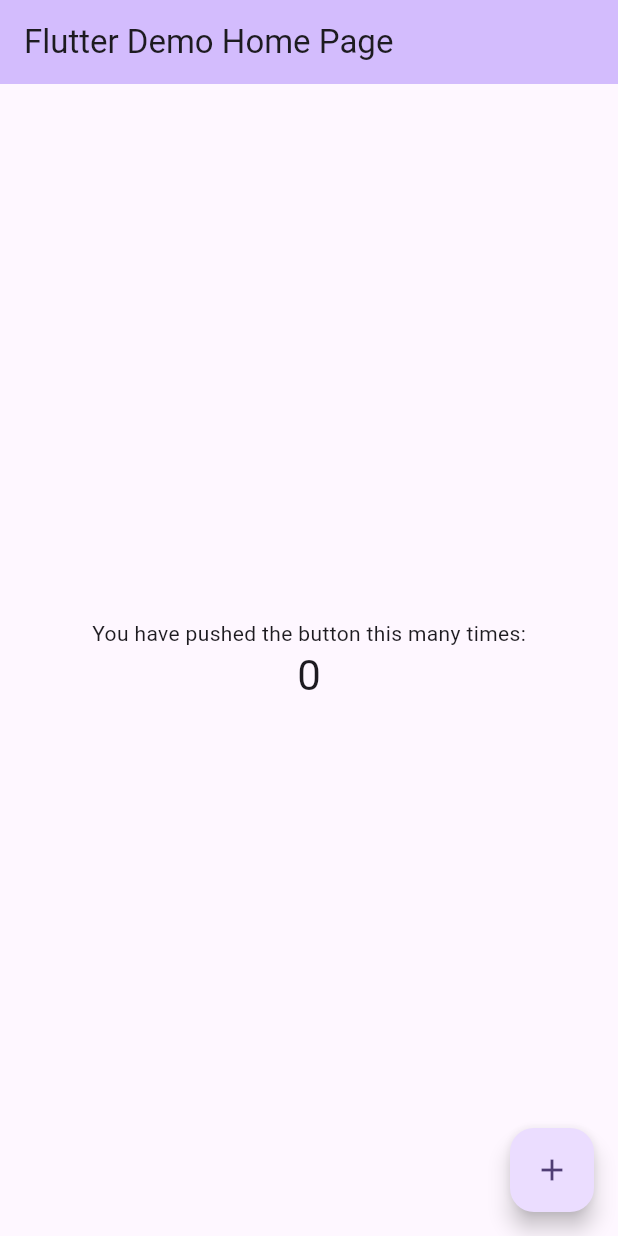
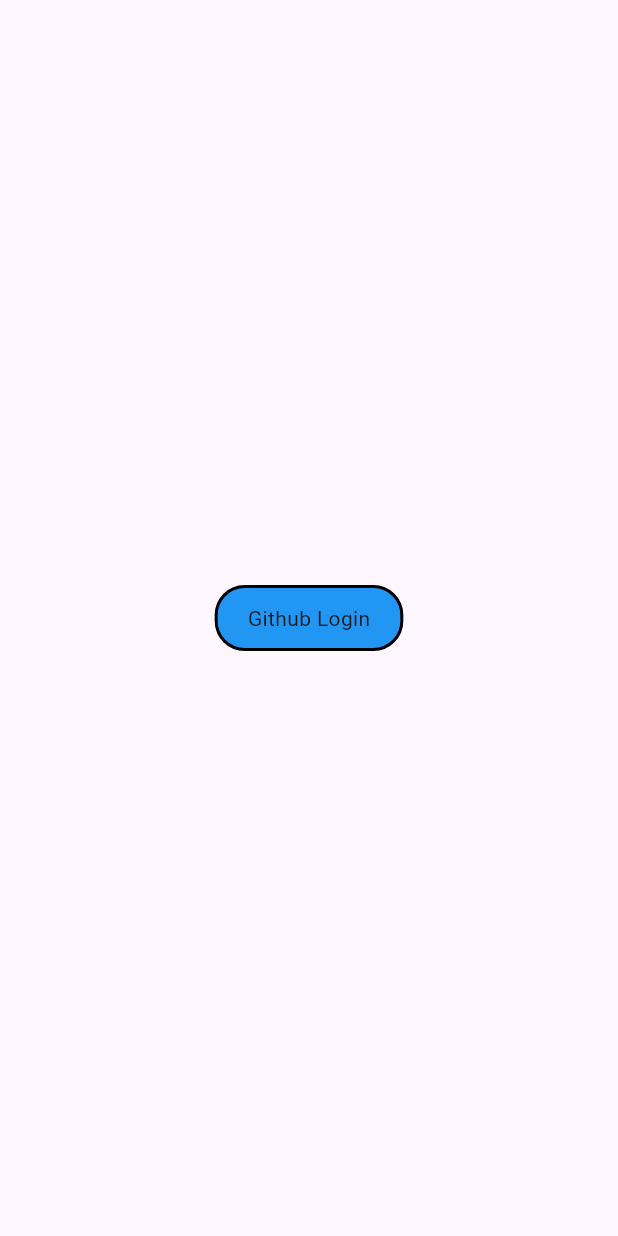
Before and after one commit to Jungin1020/Git_Hub_Card, a Flutter app: the screen it shows after launch, on a phone screen of 412 x 824 dp. Run offline on Flutter 3.47's test engine with Material 2 defaults, Android fonts, the phone set to English and light mode, and no system bars; our stand-ins replace firebase_auth, firebase_core, freezed_annotation; accounts and stored records are empty; generated files the repository leaves out were written again.

Commit message:
FEAT: Github login 구현 #1

```diff
--- /dev/null
+++ b/lib/domain/social_login.dart
@@ -0,0 +1,5 @@
+abstract interface class SocialLogin {
+  Future<bool> login();
+
+  Future<bool> logout();
+}
--- a/lib/main.dart
+++ b/lib/main.dart
@@ -1,6 +1,16 @@
+import 'package:firebase_core/firebase_core.dart';
 import 'package:flutter/material.dart';
+import 'package:git_hub_card/presentation/login_screen.dart';
+import 'package:git_hub_card/presentation/login_view_model.dart';
+import 'package:provider/provider.dart';
 
-void main() {
+import 'firebase_options.dart';
+
+void main() async {
+  WidgetsFlutterBinding.ensureInitialized();
+  await Firebase.initializeApp(
+    options: DefaultFirebaseOptions.currentPlatform,
+  );
   runApp(const MyApp());
 }
 
@@ -13,113 +23,13 @@ class MyApp extends StatelessWidget {
     return MaterialApp(
       title: 'Flutter Demo',
       theme: ThemeData(
-        // This is the theme of your application.
-        //
-        // TRY THIS: Try running your application with "flutter run". You'll see
-        // the application has a blue toolbar. Then, without quitting the app,
-        // try changing the seedColor in the colorScheme below to Colors.green
-        // and then invoke "hot reload" (save your changes or press the "hot
-        // reload" button in a Flutter-supported IDE, or press "r" if you used
-        // the command line to start the app).
-        //
-        // Notice that the counter didn't reset back to zero; the application
-        // state is not lost during the reload. To reset the state, use hot
-        // restart instead.
-        //
-        // This works for code too, not just values: Most code changes can be
-        // tested with just a hot reload.
         colorScheme: ColorScheme.fromSeed(seedColor: Colors.deepPurple),
         useMaterial3: true,
       ),
-      home: const MyHomePage(title: 'Flutter Demo Home Page'),
+      home: ChangeNotifierProvider(
+        create: (_) => LoginViewModel(),
+        child: const LoginScreen(),
+      ),
     );
   }
 }
-
-class MyHomePage extends StatefulWidget {
-  const MyHomePage({super.key, required this.title});
-
-  // This widget is the home page of your application. It is stateful, meaning
-  // that it has a State object (defined below) that contains fields that affect
-  // how it looks.
-
-  // This class is the configuration for the state. It holds the values (in this
-  // case the title) provided by the parent (in this case the App widget) and
-  // used by the build method of the State. Fields in a Widget subclass are
-  // always marked "final".
-
-  final String title;
-
-  @override
-  State<MyHomePage> createState() => _MyHomePageState();
-}
-
-class _MyHomePageState extends State<MyHomePage> {
-  int _counter = 0;
-
-  void _incrementCounter() {
-    setState(() {
-      // This call to setState tells the Flutter framework that something has
-      // changed in this State, which causes it to rerun the build method below
-      // so that the display can reflect the updated values. If we changed
-      // _counter without calling setState(), then the build method would not be
-      // called again, and so nothing would appear to happen.
-      _counter++;
-    });
-  }
-
-  @override
-  Widget build(BuildContext context) {
-    // This method is rerun every time setState is called, for instance as done
-    // by the _incrementCounter method above.
-    //
-    // The Flutter framework has been optimized to make rerunning build methods
-    // fast, so that you can just rebuild anything that needs updating rather
-    // than having to individually change instances of widgets.
-    return Scaffold(
-      appBar: AppBar(
-        // TRY THIS: Try changing the color here to a specific color (to
-        // Colors.amber, perhaps?) and trigger a hot reload to see the AppBar
-        // change color while the other colors stay the same.
-        backgroundColor: Theme.of(context).colorScheme.inversePrimary,
-        // Here we take the value from the MyHomePage object that was created by
-        // the App.build method, and use it to set our appbar title.
-        title: Text(widget.title),
-      ),
-      body: Center(
-        // Center is a layout widget. It takes a single child and positions it
-        // in the middle of the parent.
-        child: Column(
-          // Column is also a layout widget. It takes a list of children and
-          // arranges them vertically. By default, it sizes itself to fit its
-          // children horizontally, and tries to be as tall as its parent.
-          //
-          // Column has various properties to control how it sizes itself and
-          // how it positions its children. Here we use mainAxisAlignment to
-          // center the children vertically; the main axis here is the vertical
-          // axis because Columns are vertical (the cross axis would be
-          // horizontal).
-          //
-          // TRY THIS: Invoke "debug painting" (choose the "Toggle Debug Paint"
-          // action in the IDE, or press "p" in the console), to see the
-          // wireframe for each widget.
-          mainAxisAlignment: MainAxisAlignment.center,
-          children: <Widget>[
-            const Text(
-              'You have pushed the button this many times:',
-            ),
-            Text(
-              '$_counter',
-              style: Theme.of(context).textTheme.headlineMedium,
-            ),
-          ],
-        ),
-      ),
-      floatingActionButton: FloatingActionButton(
-        onPressed: _incrementCounter,
-        tooltip: 'Increment',
-        child: const Icon(Icons.add),
-      ), // This trailing comma makes auto-formatting nicer for build methods.
-    );
-  }
-}
--- /dev/null
+++ b/lib/presentation/login_screen.dart
@@ -0,0 +1,55 @@
+import 'package:flutter/material.dart';
+import 'package:git_hub_card/presentation/login_state.dart';
+import 'package:git_hub_card/presentation/login_view_model.dart';
+import 'package:provider/provider.dart';
+
+class LoginScreen extends StatelessWidget {
+  const LoginScreen({Key? key}) : super(key: key);
+
+  @override
+  Widget build(BuildContext context) {
+    final viewModel = context.watch<LoginViewModel>();
+    LoginState state = viewModel.state;
+
+    return Scaffold(
+      body: Center(
+        child: switch (state.isLogin) {
+          false => GestureDetector(
+              child: Container(
+                child: Text('Github Login'),
+                padding: EdgeInsets.symmetric(vertical: 10, horizontal: 20),
+                decoration: BoxDecoration(
+                  color: Colors.blue, // 버튼의 배경색
+                  borderRadius: BorderRadius.circular(20), // 둥근 모서리 반경
+                  border: Border.all(
+                    color: Colors.black, // 테두리 색상
+                    width: 2, // 테두리 두께
+                  ),
+                ),
+              ),
+              onTap: () {
+                viewModel.login();
+              },
+            ),
+          true => GestureDetector(
+              child: Container(
+                child: Text('Github Logout'),
+                padding: EdgeInsets.symmetric(vertical: 10, horizontal: 20),
+                decoration: BoxDecoration(
+                  color: Colors.blue, // 버튼의 배경색
+                  borderRadius: BorderRadius.circular(20), // 둥근 모서리 반경
+                  border: Border.all(
+                    color: Colors.black, // 테두리 색상
+                    width: 2, // 테두리 두께
+                  ),
+                ),
+              ),
+              onTap: () {
+                viewModel.logout();
+              },
+            ),
+        },
+      ),
+    );
+  }
+}
--- /dev/null
+++ b/lib/presentation/login_state.dart
@@ -0,0 +1,22 @@
+import 'package:freezed_annotation/freezed_annotation.dart';
+import 'package:flutter/foundation.dart';
+
+part 'login_state.freezed.dart';
+
+part 'login_state.g.dart';
+
+enum LoginPlatform {
+  github,
+  none,
+}
+
+@freezed
+class LoginState with _$LoginState {
+  const factory LoginState({
+    @Default(false) bool isLogin,
+    @Default(LoginPlatform.none) LoginPlatform loginPlatform,
+  }) = _LoginState;
+
+  factory LoginState.fromJson(Map<String, Object?> json) =>
+      _$LoginStateFromJson(json);
+}
--- /dev/null
+++ b/lib/presentation/login_view_model.dart
@@ -0,0 +1,24 @@
+import 'package:flutter/material.dart';
+import 'package:git_hub_card/data/github_login.dart';
+import 'package:git_hub_card/domain/social_login.dart';
+import 'package:git_hub_card/presentation/login_state.dart';
+
+class LoginViewModel with ChangeNotifier {
+  final SocialLogin _socialLogin = GithubLogin();
+  LoginState _state = const LoginState();
+  LoginState get state => _state;
+
+  void login() async {
+    _state = state.copyWith(
+        isLogin: await _socialLogin.login(),
+        loginPlatform: LoginPlatform.github);
+    notifyListeners();
+  }
+
+  void logout() async {
+    _state = state.copyWith(
+        isLogin: !(await _socialLogin.logout()),
+        loginPlatform: LoginPlatform.none);
+    notifyListeners();
+  }
+}
```
Also changed, not shown: lib/data/github_login.dart (added, +34 -0 lines), pubspec.yaml (+9 -0 lines), pubspec.lock, 6 other files.
